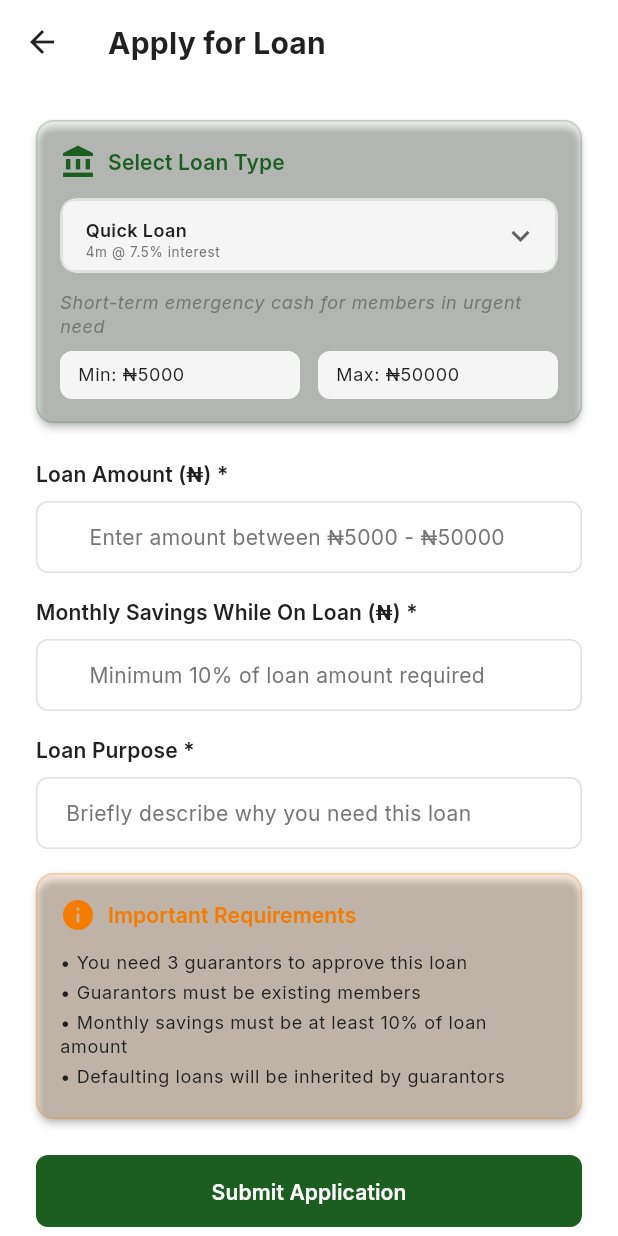
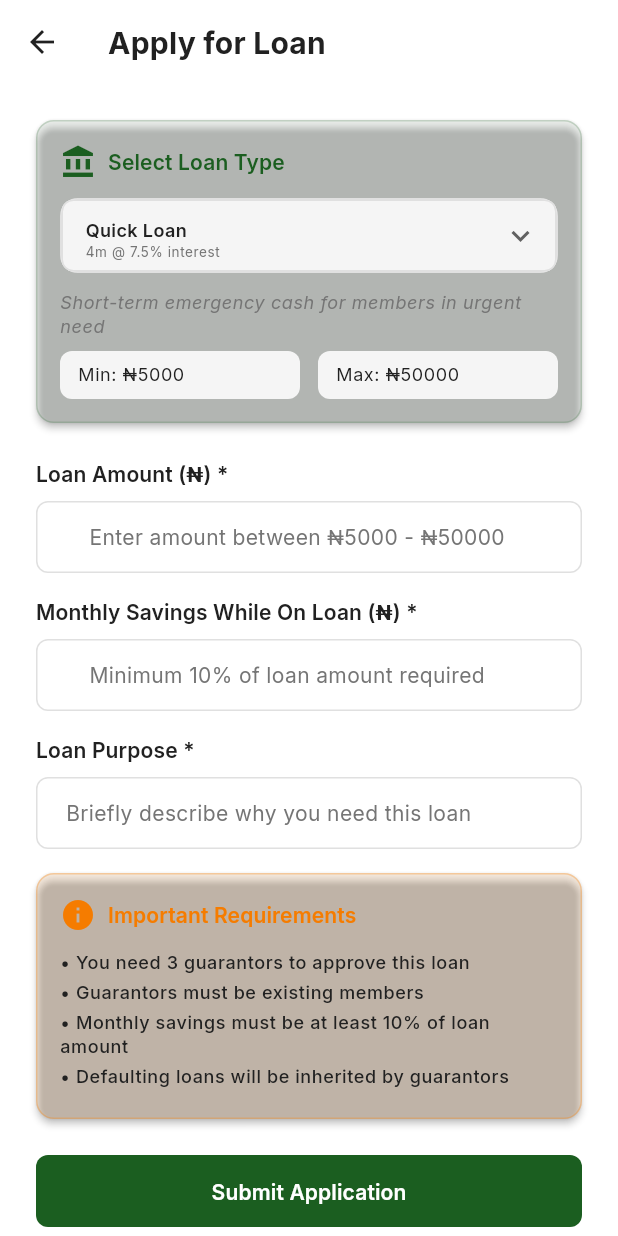
Before and after one commit to coopvestafrica-ops/coopV, a Flutter app: the LoanApplicationScreen screen opened by its route, on a phone screen of 412 x 824 dp. Run offline on Flutter 3.47's test engine with Material 3 defaults, Android fonts, the phone set to English and light mode, and no system bars; our stand-ins replace connectivity_plus, dio, equatable, firebase_messaging, flutter_animate, flutter_local_notifications and 9 more; missing offline and left inert: mobile_scanner; accounts and stored records are empty; network calls fail; statements that could not run were skipped.

Commit message:
Fix text readability in Important Requirements section - improve contrast with dark mode support

```diff
--- a/lib/presentation/screens/loan/loan_application_screen.dart
+++ b/lib/presentation/screens/loan/loan_application_screen.dart
@@ -581,12 +581,14 @@ class _LoanApplicationScreenState extends ConsumerState<LoanApplicationScreen> {
   }
 
   Widget _buildInfoRow(String text) {
+    final isDarkMode = Theme.of(context).brightness == Brightness.dark;
     return Padding(
       padding: const EdgeInsets.only(bottom: 4),
       child: Text(
         text,
         style: CoopvestTypography.bodySmall.copyWith(
-          color: CoopvestColors.darkGray,
+          color: isDarkMode ? Colors.white : CoopvestColors.darkGray,
+          fontWeight: FontWeight.w500,
         ),
       ),
     );
```
